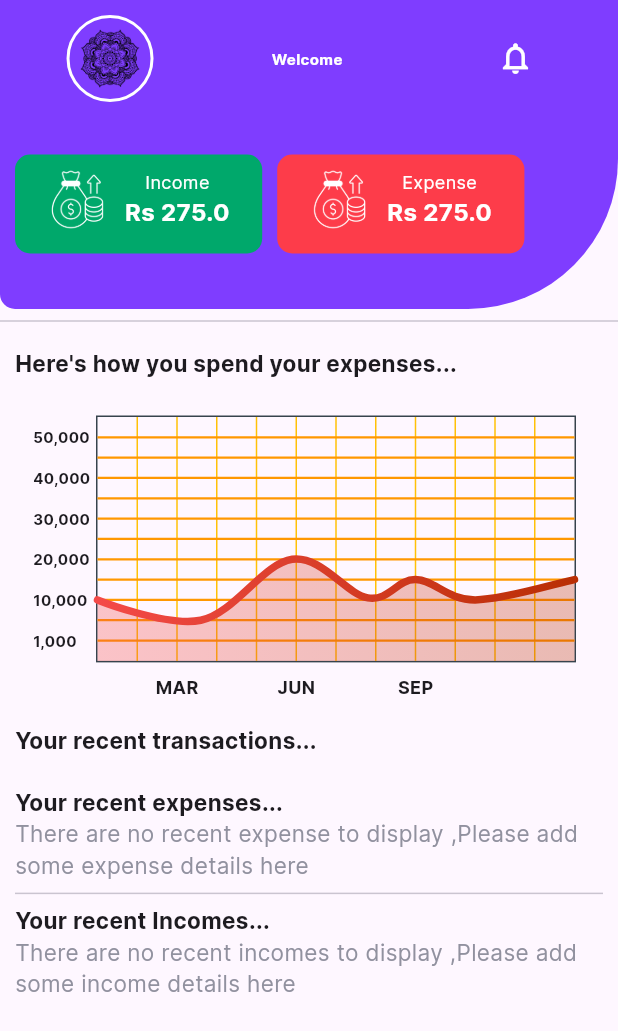
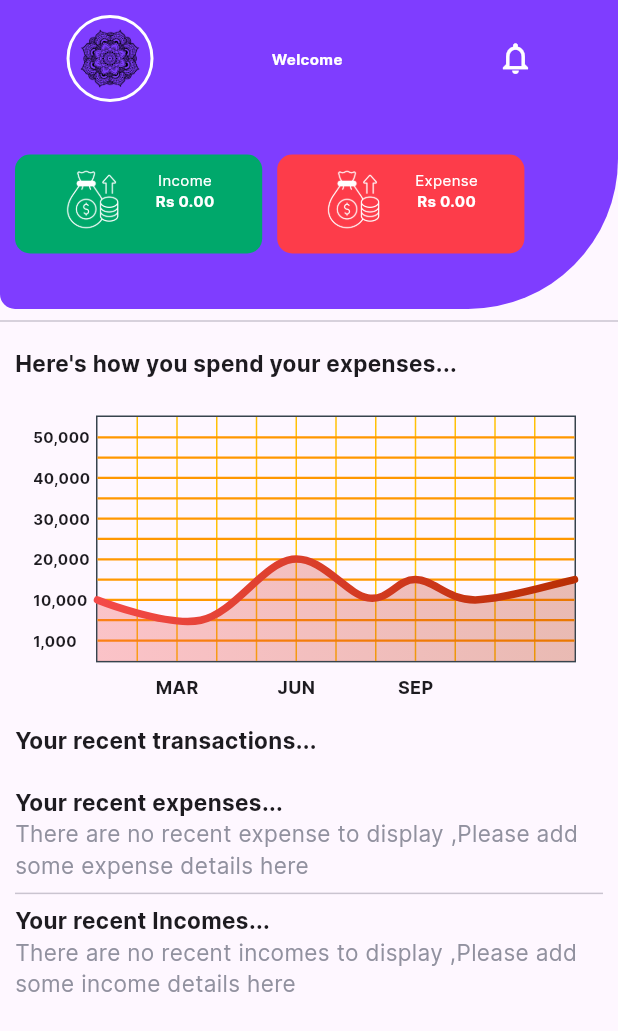
Before and after one commit to SandeepaCharith23/budget_buddy, a Flutter app: the HomeScreen screen opened directly with empty values, on a phone screen of 412 x 824 dp. Shown: the top 1031 px of the screen. Run offline on Flutter 3.47's test engine with Material 3 defaults, Android fonts, the phone set to English and light mode, and no system bars; drawn by our look-alikes of fl_chart; our stand-ins replace shared_preferences, smooth_page_indicator; accounts and stored records are empty.

```diff
--- a/lib/screens/home_screen.dart
+++ b/lib/screens/home_screen.dart
@@ -23,6 +23,8 @@ class HomeScreen extends StatefulWidget {
 class _HomeScreenState extends State<HomeScreen> {
   //for storing the username
   String savedusername = "";
+  double incomeTotal = 0.0;
+  double expenseTotal = 0.0;
 
   @override
   void initState() {
@@ -35,6 +37,16 @@ class _HomeScreenState extends State<HomeScreen> {
         // if (kDebugMode) {
         //   print(savedusername);
         // }
+      }
+    });
+
+    //calculate total income amount and expense amaout of the user
+    setState(() {
+      for (var i = 0; i < widget.incomeList.length; i++) {
+        incomeTotal += widget.incomeList[i].incomeAmount;
+      }
+      for (var i = 0; i < widget.expenseList.length; i++) {
+        expenseTotal += widget.expenseList[i].expenseAmount;
       }
     });
     super.initState();
@@ -117,20 +129,20 @@ class _HomeScreenState extends State<HomeScreen> {
                     ),
 
                     //Expense card summary card and Income Card summary.
-                    const Row(
+                    Row(
                       children: [
                         IncomeExpenseCard(
                           cardTitle: 'Income',
-                          cardAmout: 275.00,
+                          cardAmout: incomeTotal,
                           cardImageUrl: "assets/icons/income_icon.png",
                           cardBgColor: kGreen,
                         ),
-                        SizedBox(
+                        const SizedBox(
                           width: 10,
                         ),
                         IncomeExpenseCard(
                           cardTitle: 'Expense',
-                          cardAmout: 275.00,
+                          cardAmout: expenseTotal,
                           cardImageUrl: "assets/icons/income_icon.png",
                           cardBgColor: kRed,
                         ),
--- a/lib/widgets/income_expense_card.dart
+++ b/lib/widgets/income_expense_card.dart
@@ -46,15 +46,15 @@ class _IncomeExpensCardState extends State<IncomeExpenseCard> {
                   widget.cardTitle,
                   style: const TextStyle(
                     color: kWhite,
-                    fontSize: 12,
+                    fontSize: 10,
                   ),
                 ),
                 Text(
-                  "Rs ${widget.cardAmout.toString()}",
+                  "Rs ${widget.cardAmout.toStringAsFixed(2)}",
                   style: const TextStyle(
                     color: kWhite,
                     fontWeight: FontWeight.bold,
-                    fontSize: 16,
+                    fontSize: 10,
                   ),
                 ),
               ],
```
